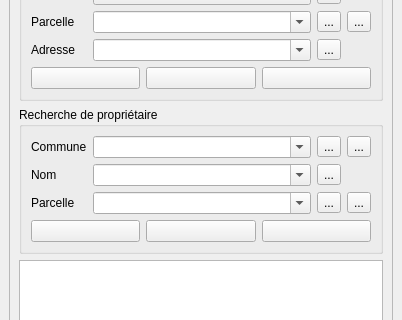
This is cadastre/forms/cadastre_search_form.ui in jdev-org/QgisCadastrePlugin as Qt 5 draws it before an edit; both pictures show x 0 to 402 and y 93 to 413 of the 402 by 625 pixel window. The edited form follows.
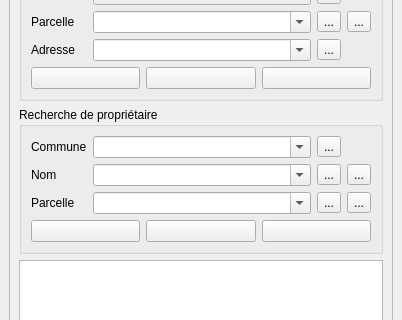
This is the edited form.

Commit message: owner autocompletion - filter with city combobox

The edit to the form file:
```diff
--- a/cadastre/forms/cadastre_search_form.ui
+++ b/cadastre/forms/cadastre_search_form.ui
@@ -219,7 +219,7 @@
           <layout class="QVBoxLayout" name="verticalLayout_2">
            <item>
             <layout class="QGridLayout" name="gridLayout_2">
-             <item row="0" column="3">
+             <item row="1" column="3">
               <widget class="QToolButton" name="btExportProprietaire">
                <property name="toolTip">
                 <string>Exporter le relevé de propriété</string>
```
The commit also changes 1 other file.
